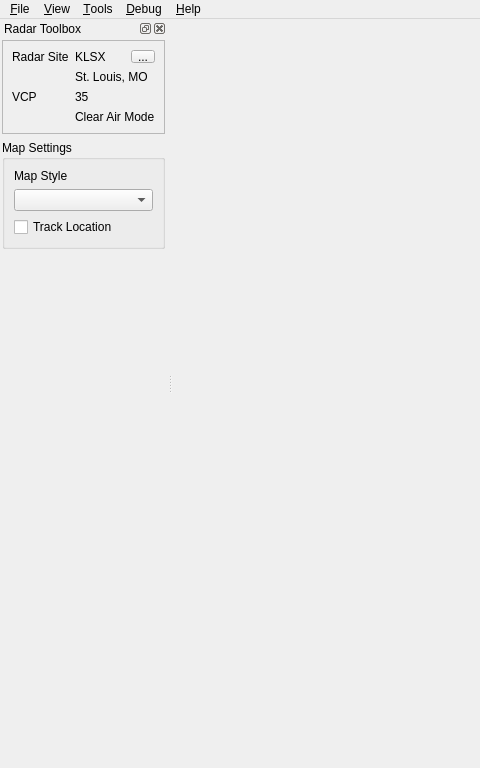
Qt form scwx-qt/source/scwx/qt/main/main_window.ui (dpaulat/supercell-wx) before a commit; both pictures show x 0 to 480 and y 0 to 768 of the 1024 by 768 pixel window.
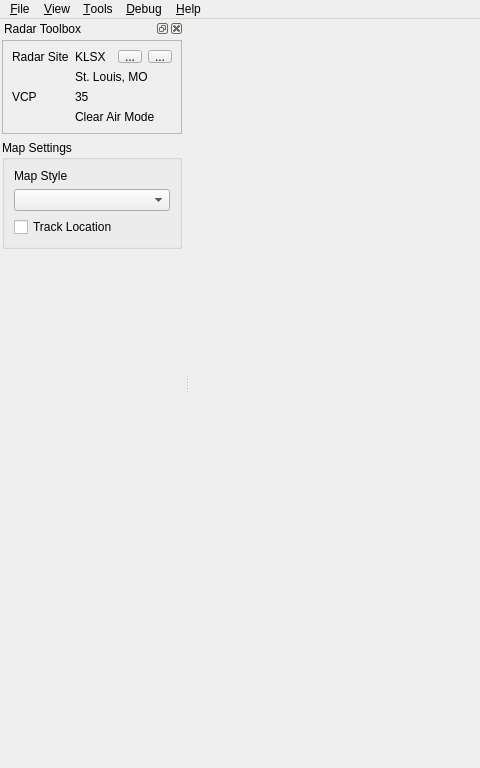
The same form after that commit. Icons and pictures are not drawn.

Commit message: Add home button to quickly navigate to default radar site

Diff of the .ui file:
```diff
--- a/scwx-qt/source/scwx/qt/main/main_window.ui
+++ b/scwx-qt/source/scwx/qt/main/main_window.ui
@@ -141,8 +141,8 @@
          <rect>
           <x>0</x>
           <y>0</y>
-          <width>157</width>
-          <height>697</height>
+          <width>187</width>
+          <height>702</height>
          </rect>
         </property>
         <layout class="QVBoxLayout" name="verticalLayout_6">
@@ -166,37 +166,7 @@
            <property name="frameShadow">
             <enum>QFrame::Raised</enum>
            </property>
-           <layout class="QGridLayout" name="gridLayout" columnstretch="0,1,0">
-            <item row="0" column="2">
-             <widget class="QToolButton" name="radarSiteSelectButton">
-              <property name="maximumSize">
-               <size>
-                <width>16777215</width>
-                <height>13</height>
-               </size>
-              </property>
-              <property name="text">
-               <string>...</string>
-              </property>
-             </widget>
-            </item>
-            <item row="1" column="1" colspan="2">
-             <widget class="QLabel" name="radarLocationLabel">
-              <property name="text">
-               <string notr="true">St. Louis, MO</string>
-              </property>
-             </widget>
-            </item>
-            <item row="2" column="0">
-             <widget class="QLabel" name="vcpLabel">
-              <property name="toolTip">
-               <string>Volume Coverage Pattern</string>
-              </property>
-              <property name="text">
-               <string>VCP</string>
-              </property>
-             </widget>
-            </item>
+           <layout class="QGridLayout" name="gridLayout" columnstretch="0,1,0,0,0">
             <item row="0" column="1">
              <widget class="QLabel" name="radarSiteValueLabel">
               <property name="text">
@@ -211,20 +181,67 @@
               </property>
              </widget>
             </item>
-            <item row="3" column="1" colspan="2">
-             <widget class="QLabel" name="vcpDescriptionLabel">
+            <item row="2" column="0">
+             <widget class="QLabel" name="vcpLabel">
+              <property name="toolTip">
+               <string>Volume Coverage Pattern</string>
+              </property>
               <property name="text">
-               <string>Clear Air Mode</string>
+               <string>VCP</string>
               </property>
              </widget>
             </item>
-            <item row="2" column="1" colspan="2">
+            <item row="0" column="3">
+             <widget class="QToolButton" name="radarSiteSelectButton">
+              <property name="maximumSize">
+               <size>
+                <width>16777215</width>
+                <height>13</height>
+               </size>
+              </property>
+              <property name="text">
+               <string>...</string>
+              </property>
+             </widget>
+            </item>
+            <item row="0" column="4">
+             <widget class="QToolButton" name="radarSiteHomeButton">
+              <property name="maximumSize">
+               <size>
+                <width>16777215</width>
+                <height>13</height>
+               </size>
+              </property>
+              <property name="text">
+               <string>...</string>
+              </property>
+              <property name="icon">
+               <iconset resource="../../../../scwx-qt.qrc">
+                <normaloff>:/res/icons/font-awesome-6/house-solid.svg</normaloff>:/res/icons/font-awesome-6/house-solid.svg</iconset>
+              </property>
+             </widget>
+            </item>
+            <item row="1" column="1" colspan="4">
+             <widget class="QLabel" name="radarLocationLabel">
+              <property name="text">
+               <string notr="true">St. Louis, MO</string>
+              </property>
+             </widget>
+            </item>
+            <item row="2" column="1" colspan="4">
              <widget class="QLabel" name="vcpValueLabel">
               <property name="text">
                <string notr="true">35</string>
               </property>
              </widget>
             </item>
+            <item row="3" column="1" colspan="4">
+             <widget class="QLabel" name="vcpDescriptionLabel">
+              <property name="text">
+               <string>Clear Air Mode</string>
+              </property>
+             </widget>
+            </item>
            </layout>
           </widget>
          </item>
```
Left out of the diff: 2 changed lines with no effect on the pictures. The commit also changes 4 other files.
